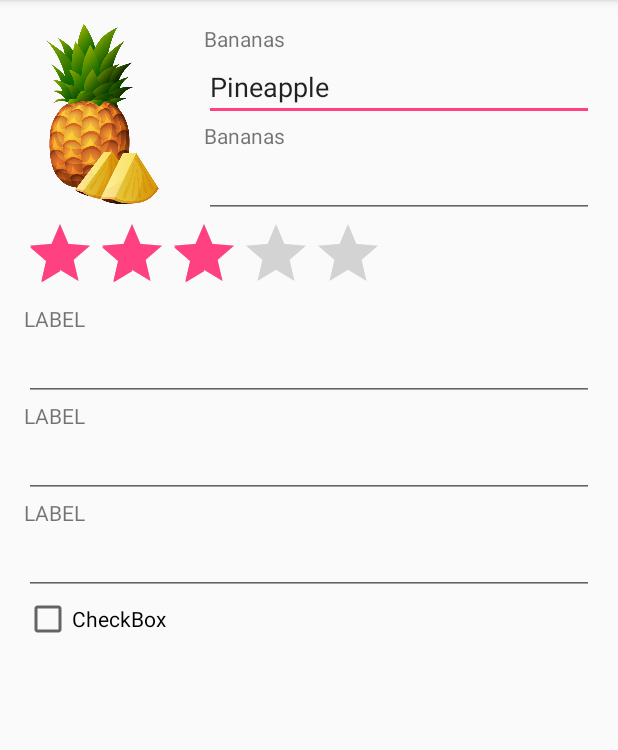
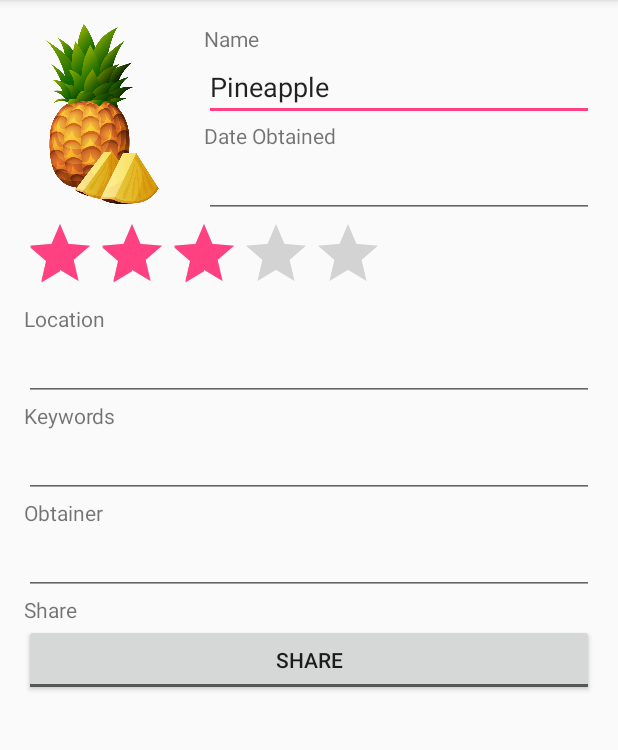
Before and after one commit to MrStrong/COS30017, an Android app: the screen it shows after launch (MetadataEditActivity), after a tap on "Pineapple", on a phone screen of 412 x 824 dp, the part 84-834 px from its top. Run offline under Robolectric (Android 15) with nearby library versions, the phone set to English and light mode, and no system bars.

Commit message:
uni progress

```diff
--- a/app/src/main/java/cos30017/a04p/imagemetadata/MainActivity.java
+++ b/app/src/main/java/cos30017/a04p/imagemetadata/MainActivity.java
@@ -3,7 +3,10 @@ package cos30017.a04p.imagemetadata;
 import android.content.Intent;
 import android.support.v7.app.AppCompatActivity;
 import android.os.Bundle;
+import android.util.Log;
 import android.view.View;
+
+import java.util.ArrayList;
 
 public class MainActivity extends AppCompatActivity {
 
@@ -14,22 +17,22 @@ public class MainActivity extends AppCompatActivity {
     }
 
     public void bananaBtnClickHandler(View v) {
-        showDisplayView(getString(R.string.image_name_banana), R.drawable.banana_700);
+        showMetadataEditView(getString(R.string.image_name_banana), R.drawable.banana_700);
     }
 
     public void grapeBtnClickHandler(View v) {
-        showDisplayView(getString(R.string.image_name_grape), R.drawable.grape_700);
+        showMetadataEditView(getString(R.string.image_name_grape), R.drawable.grape_700);
     }
 
     public void grapefruitBtnClickHandler(View v) {
-        showDisplayView(getString(R.string.image_name_grapefruit), R.drawable.grapefruit_700);
+        showMetadataEditView(getString(R.string.image_name_grapefruit), R.drawable.grapefruit_700);
     }
 
     public void pineappleBtnClickHandler(View v) {
-        showDisplayView(getString(R.string.image_name_pineapple), R.drawable.pineapple_700);
+        showMetadataEditView(getString(R.string.image_name_pineapple), R.drawable.pineapple_700);
     }
 
-    private void showDisplayView(String imageName, int drawableImage)
+    private void showMetadataEditView(String imageName, int drawableImage)
     {
         Bundle dataBundle = new Bundle();
         dataBundle.putString("name", imageName);
@@ -42,4 +45,15 @@ public class MainActivity extends AppCompatActivity {
 
         startActivityForResult(intent, 0);
     }
+
+    public void onMetadataEditResult(int requestCode, int resultCode, Intent intent) {
+        if (intent == null) {
+            Log.i("ACTIVITY-RESULT-Intent", "Is NULL");
+        }
+        else {
+            Log.i("ACTIVITY-RESULT-Intent", "Has Data");
+            //read data back into person object
+            ArrayList<ImageMetadata> imageMetadataDataList - intent.getParcelableArrayListExtra("")
+        }
+    }
 }
--- a/app/src/main/res/layout/activity_metadata_edit.xml
+++ b/app/src/main/res/layout/activity_metadata_edit.xml
@@ -7,7 +7,6 @@
     android:layout_width="match_parent"
     android:layout_height="match_parent"
     tools:context="cos30017.a04p.imagemetadata.MetadataEditActivity">
-
 
     <ScrollView
         android:layout_width="match_parent"
@@ -39,7 +38,7 @@
                     android:layout_height="wrap_content">
 
                     <TextView
-                        android:text="@string/image_name_banana"
+                        android:text="@string/label_form_name"
 
                         android:layout_width="match_parent"
                         android:layout_height="wrap_content"
@@ -51,11 +50,10 @@
                         android:layout_width="match_parent"
                         android:layout_height="wrap_content"
                         android:inputType="text"
-                        android:hint="Name cannot be blank"
                         android:id="@+id/inputName" />
 
                     <TextView
-                        android:text="@string/image_name_banana"
+                        android:text="@string/label_from_date"
                         android:layout_width="match_parent"
                         android:layout_height="wrap_content"
                         android:id="@+id/textLabelObtainedDate"
@@ -87,10 +85,10 @@
                 </TableRow>
 
                 <TextView
-                    android:text="LABEL"
+                    android:text="@string/label_from_location"
                     android:layout_width="match_parent"
                     android:layout_height="wrap_content"
-                    android:id="@+id/textLabelTHING1"
+                    android:id="@+id/textLabelRating"
                     android:layout_column="1"/>
 
                 <EditText
@@ -98,13 +96,13 @@
                     android:layout_height="wrap_content"
                     android:inputType="text"
                     android:layout_gravity="fill_horizontal"
-                    android:id="@+id/inputTHING2" />
+                    android:id="@+id/inputLocations" />
 
                 <TextView
-                    android:text="LABEL"
+                    android:text="@string/label_from_keywords"
                     android:layout_width="match_parent"
                     android:layout_height="wrap_content"
-                    android:id="@+id/textLabelTHING3"
+                    android:id="@+id/textLabelKeywords"
                     android:layout_column="1"/>
 
                 <EditText
@@ -112,13 +110,13 @@
                     android:layout_height="wrap_content"
                     android:inputType="text"
                     android:layout_gravity="fill_horizontal"
-                    android:id="@+id/inputTHING4" />
+                    android:id="@+id/inputKeywords" />
 
                 <TextView
-                    android:text="LABEL"
+                    android:text="@string/label_form_author"
                     android:layout_width="match_parent"
                     android:layout_height="wrap_content"
-                    android:id="@+id/textLabelTHING5"
+                    android:id="@+id/textLabelObtainer"
                     android:layout_column="1"/>
 
                 <EditText
@@ -126,13 +124,21 @@
                     android:layout_height="wrap_content"
                     android:inputType="textEmailAddress"
                     android:layout_gravity="fill_horizontal"
-                    android:id="@+id/inputTHING6" />
+                    android:id="@+id/inputObtainer" />
 
-                <CheckBox
-                    android:text="CheckBox"
+                <TextView
+                    android:text="@string/label_form_share"
                     android:layout_width="match_parent"
                     android:layout_height="wrap_content"
-                    android:id="@+id/checkBox" />
+                    android:id="@+id/textLabelShare"
+                    android:layout_column="1"/>
+
+                <ToggleButton
+                    android:textOff="@string/label_form_share"
+                    android:textOn="@string/label_form_share"
+                    android:layout_width="wrap_content"
+                    android:layout_height="wrap_content"
+                    android:id="@+id/toggleButtonShare" />
 
             </TableLayout>
         </LinearLayout>
--- a/app/src/main/res/values/strings.xml
+++ b/app/src/main/res/values/strings.xml
@@ -4,4 +4,13 @@
     <string name="image_name_grape">Grapes</string>
     <string name="image_name_grapefruit">Grapefruit</string>
     <string name="image_name_pineapple">Pineapple</string>
+
+    <string name="label_form_name">Name</string>
+    <string name="label_from_date">Date Obtained</string>
+    <string name="label_from_rating">Rating</string>
+    <string name="label_from_location">Location</string>
+    <string name="label_from_keywords">Keywords</string>
+    <string name="label_form_share">Share</string>
+    <string name="label_form_author">Obtainer</string>
+
 </resources>
--- a/build.gradle
+++ b/build.gradle
@@ -5,7 +5,7 @@ buildscript {
         jcenter()
     }
     dependencies {
-        classpath 'com.android.tools.build:gradle:2.2.0'
+        classpath 'com.android.tools.build:gradle:2.2.2'
 
         // NOTE: Do not place your application dependencies here; they belong
         // in the individual module build.gradle files
```
Also changed, not shown: app/src/main/java/cos30017/a04p/imagemetadata/MetadataEditActivity.java (+16 -2 lines), app/src/main/java/cos30017/a04p/imagemetadata/imageMetadata.java (+9 -9 lines).
